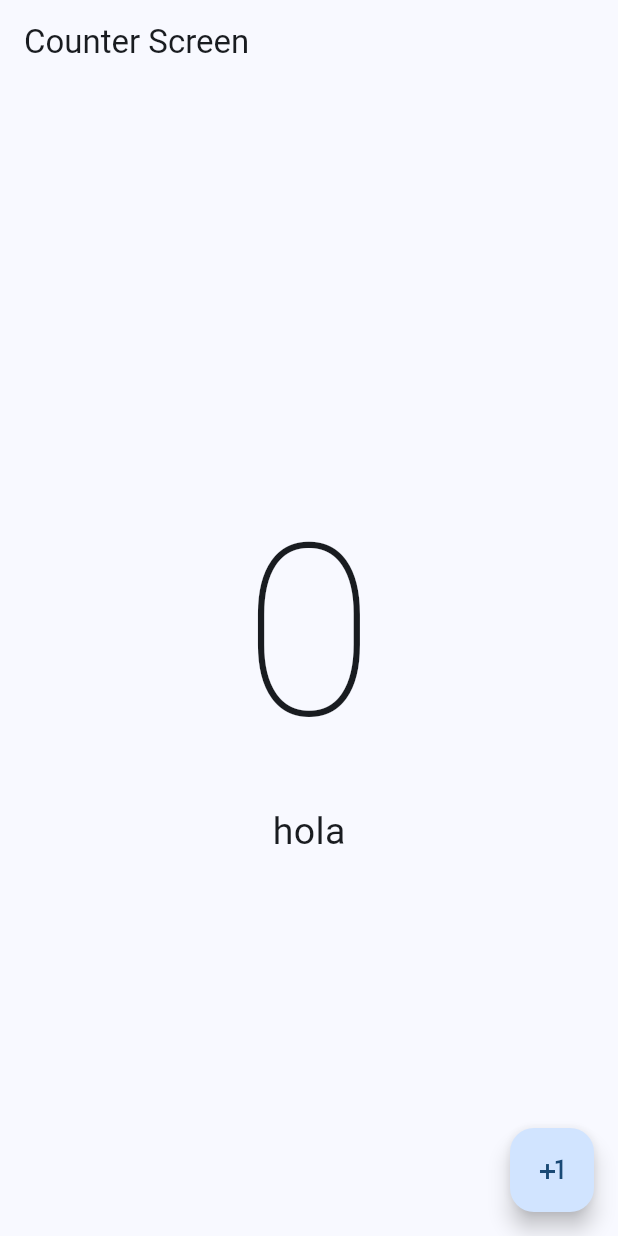
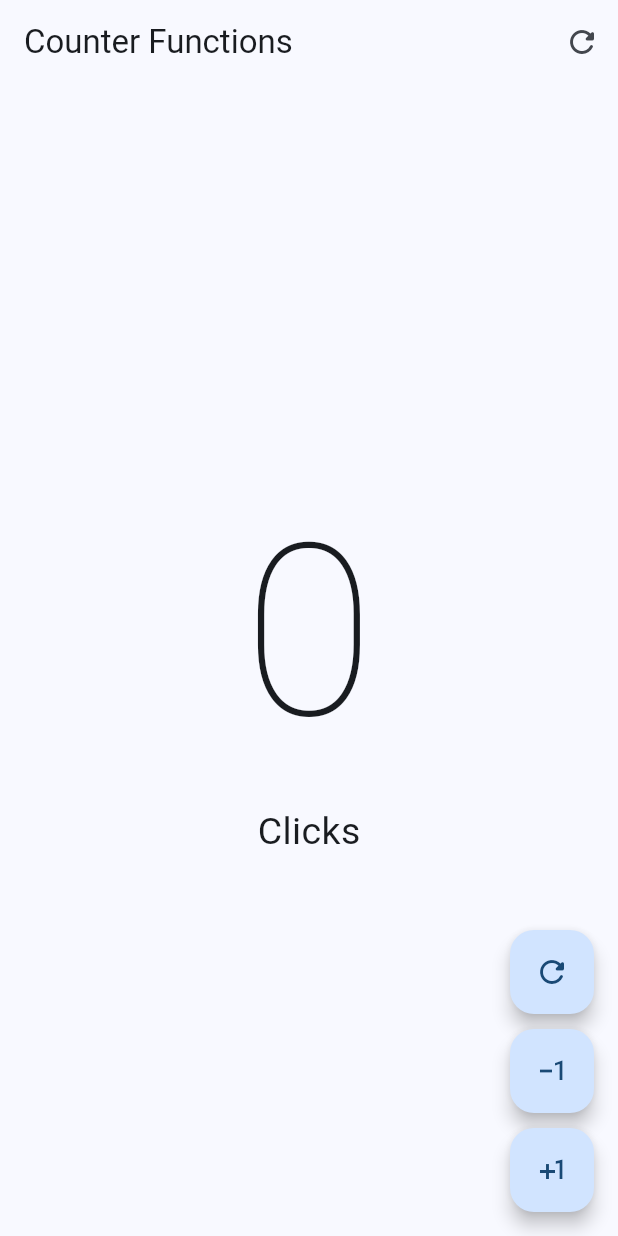
Before and after one commit to edwinrea/flutter, a Flutter app: the screen it shows after launch, on a phone screen of 412 x 824 dp. Run offline on Flutter 3.47's test engine with Material 2 defaults, Android fonts, the phone set to English and light mode, and no system bars.

Commit message:
primer ejemplo

```diff
--- a/hello_world_app/lib/main.dart
+++ b/hello_world_app/lib/main.dart
@@ -1,12 +1,16 @@
 import 'package:flutter/material.dart';
 import 'package:hello_world_app/presentation/screens/counter/counter_screent.dart';
+
+import 'presentation/screens/counter/counter_functions_screen.dart';
 
 void main() {
   runApp(const MyApp());
 }
 
 class MyApp extends StatelessWidget {
+
   const MyApp({super.key});
+
 
   @override
   Widget build(BuildContext context) {
@@ -16,7 +20,7 @@ class MyApp extends StatelessWidget {
         useMaterial3: true,
         colorSchemeSeed: Colors.blue
       ),
-      home: CounterScreen()
+      home: const CounterFunctionsScreen()
     );
   }
 }
--- /dev/null
+++ b/hello_world_app/lib/presentation/screens/counter/counter_functions_screen.dart
@@ -0,0 +1,99 @@
+import 'package:flutter/material.dart';
+
+class CounterFunctionsScreen extends StatefulWidget {
+  const CounterFunctionsScreen({super.key});
+
+  @override
+  State<CounterFunctionsScreen> createState() => _CounterFunctionsScreenState();
+}
+
+class _CounterFunctionsScreenState extends State<CounterFunctionsScreen> {
+  int clickCounter = 0;
+
+  @override
+  Widget build(BuildContext context) {
+    return Scaffold(
+        appBar: AppBar(
+          title: const Text('Counter Functions'),
+          actions: [
+            IconButton(
+                icon: const Icon(Icons.refresh_rounded),
+                onPressed: () {
+                  setState(() {
+                    clickCounter = 0;
+                  });
+                }),
+          ],
+        ),
+        body: Center(
+          child: Column(
+            mainAxisAlignment: MainAxisAlignment.center,
+            children: [
+              Text('$clickCounter',
+                  style: const TextStyle(
+                      fontSize: 160, fontWeight: FontWeight.w100)),
+
+              Text('Click${clickCounter == 1 ? '' : 's'}',
+                  style: const TextStyle(fontSize: 25))
+
+              // if( clickCounter == 1 )
+              //   const Text('Click', style: TextStyle(fontSize: 25)),
+
+              // if( clickCounter != 1 )
+              //   const Text('Clicks', style: TextStyle(fontSize: 25)),
+            ],
+          ),
+        ),
+        floatingActionButton: Column(
+          mainAxisAlignment: MainAxisAlignment.end,
+          children: [
+            CustomButton(
+              icon: Icons.refresh_rounded,
+              onPressed: () {
+                clickCounter = 0;
+                setState(() {});
+              },
+            ),
+            const SizedBox(height: 10),
+            CustomButton(
+              icon: Icons.exposure_minus_1_outlined,
+              onPressed: () {
+                if (clickCounter == 0) return;
+                clickCounter--;
+                setState(() {});
+              },
+            ),
+            const SizedBox(height: 10),
+            CustomButton(
+              icon: Icons.plus_one,
+              onPressed: () {
+                clickCounter++;
+                setState(() {});
+              },
+            ),
+          ],
+        ));
+  }
+}
+
+class CustomButton extends StatelessWidget {
+  final IconData icon;
+  final VoidCallback? onPressed;
+
+  const CustomButton({
+    super.key,
+    required this.icon,
+    this.onPressed,
+  });
+
+  @override
+  Widget build(BuildContext context) {
+    return FloatingActionButton(
+      // shape: const StadiumBorder(),
+      enableFeedback: true,
+      elevation: 5,
+      onPressed: onPressed,
+      child: Icon(icon),
+    );
+  }
+}
```
